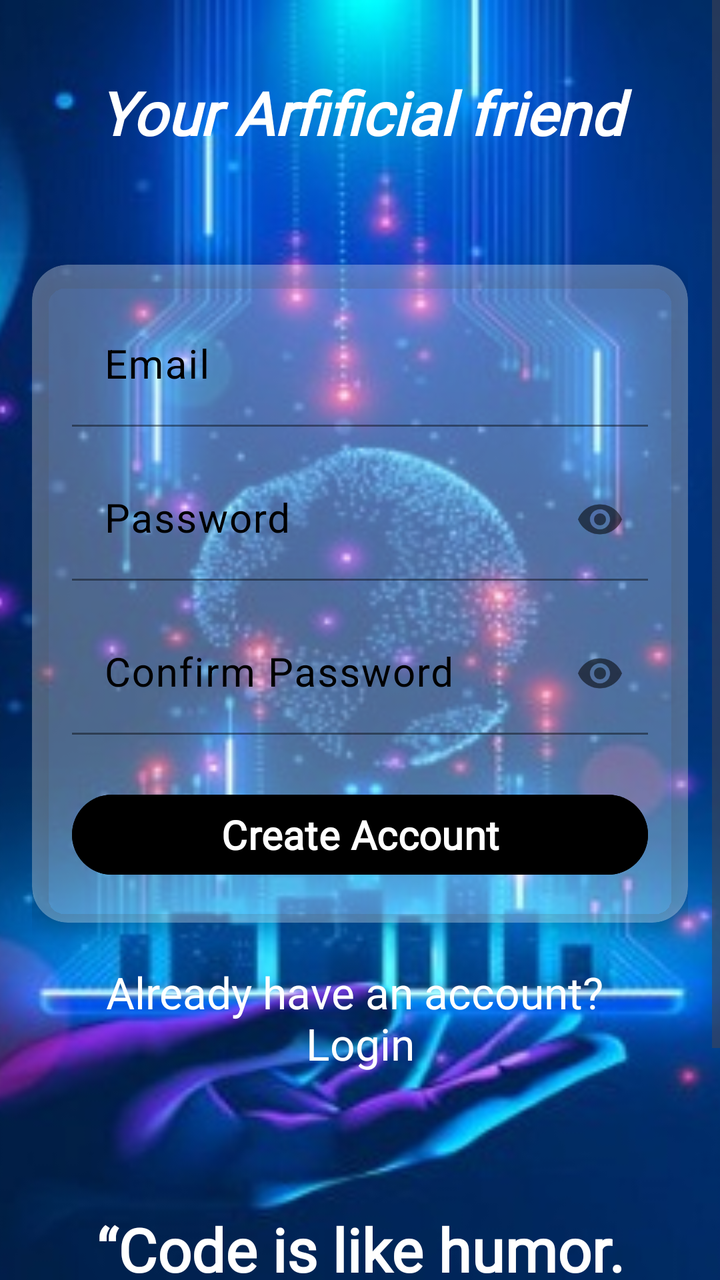
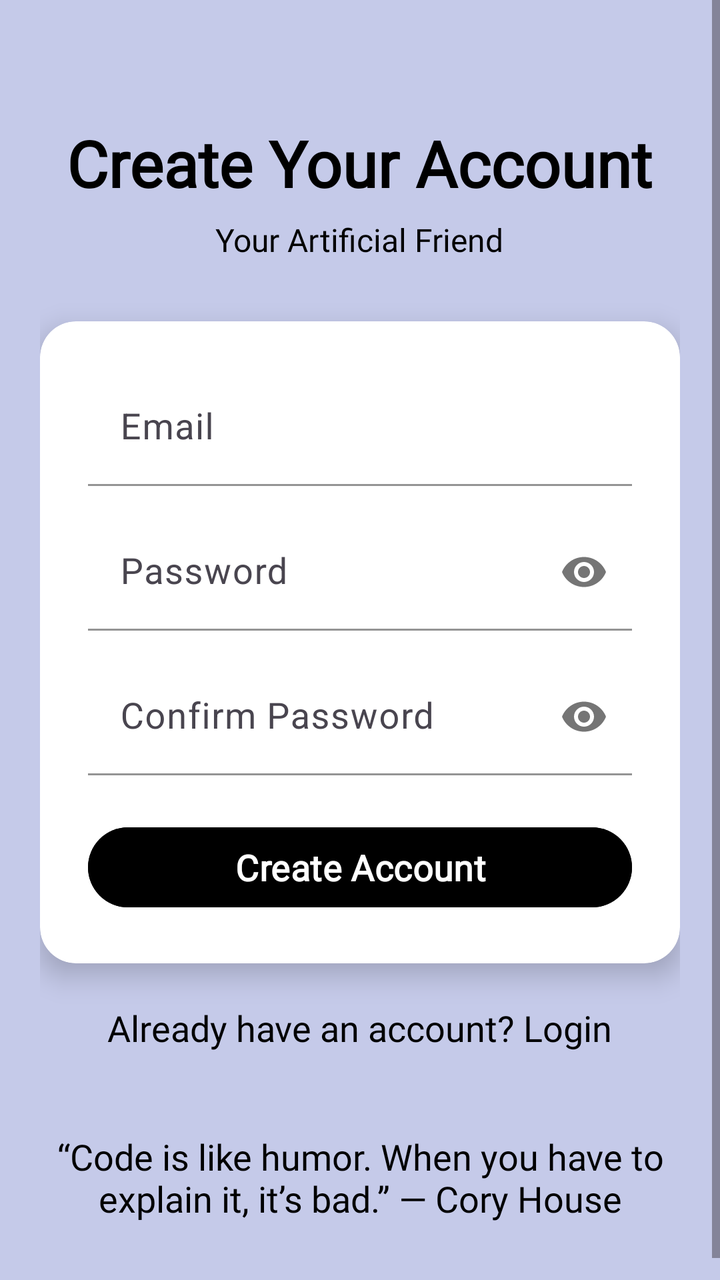

Screens rendered from an Android XML layout before and after an edit, with the pre-edit source and the edit as a unified diff.
<!-- AndroidManifest.xml: application theme Theme.Demolition -->
<!-- res/layout/activity_signup.xml -->
<?xml version="1.0" encoding="utf-8"?>
<FrameLayout xmlns:android="http://schemas.android.com/apk/res/android"
    xmlns:app="http://schemas.android.com/apk/res-auto"
    xmlns:tools="http://schemas.android.com/tools"
    android:layout_width="match_parent"
    android:layout_height="match_parent"
    tools:context=".Signup">
    <ImageView
        android:id="@+id/backgroundImage"
        android:layout_width="match_parent"
        android:layout_height="match_parent"
        android:scaleType="centerCrop"
        android:src="@drawable/animatedai1" />
    <View
        android:layout_width="match_parent"
        android:layout_height="match_parent" />
    <ScrollView
        android:layout_width="match_parent"
        android:layout_height="wrap_content">
        <LinearLayout
            android:id="@+id/main"
            android:layout_width="match_parent"
            android:layout_height="match_parent"
            android:orientation="vertical"
            android:padding="16dp"
            android:gravity="center_horizontal">
            <TextView
                android:id="@+id/Header"
                android:layout_width="match_parent"
                android:layout_height="wrap_content"
                android:layout_marginTop="20dp"
                android:layout_marginBottom="16dp"
                android:text="Your Arfificial friend"
                android:gravity="center"

                android:textColor="@color/white"
                android:textSize="30sp"
                android:fontFamily="@font/spacemono"
                android:textStyle="bold|italic"/>
            <androidx.cardview.widget.CardView
                android:id="@+id/cardView"
                android:layout_width="match_parent"
                android:layout_height="wrap_content"
                android:layout_marginTop="40dp"
                app:cardBackgroundColor="#4DFFFFFF"
                app:cardCornerRadius="18dp"
                app:cardElevation="6dp">
                <LinearLayout
                    android:layout_width="match_parent"
                    android:layout_height="wrap_content"
                    android:orientation="vertical"
                    android:padding="20dp">
                    <com.google.android.material.textfield.TextInputLayout
                        android:layout_width="match_parent"
                        android:layout_height="wrap_content"
                        android:layout_marginBottom="16dp"
                        android:hint="Email"
                        app:boxBackgroundMode="filled"
                        app:boxStrokeColor="#00D9FF"
                        app:boxStrokeWidth="1dp"
                        app:boxStrokeWidthFocused="2dp"
                        app:counterTextColor="@color/black"
                        app:hintTextColor="@color/black"
                        android:textColorHint="@color/black">
                        <com.google.android.material.textfield.TextInputEditText
                            android:id="@+id/editTextEmail"
                            android:layout_width="match_parent"
                            android:layout_height="wrap_content"
                            android:inputType="textEmailAddress"
                            android:textColor="#000000"
                            app:counterTextColor="@color/black"
                            app:hintTextColor="@color/black"
                            android:textSize="20sp"
                            android:backgroundTint="@android:color/transparent"
                            android:textColorHint="@color/black" />
                    </com.google.android.material.textfield.TextInputLayout>
                    <com.google.android.material.textfield.TextInputLayout
                        android:layout_width="match_parent"
                        android:layout_height="wrap_content"
                        android:layout_marginBottom="16dp"
                        android:hint="Password"
                        app:boxBackgroundMode="filled"
                        app:boxStrokeColor="#00D9FF"
                        app:boxStrokeWidth="1dp"
                        app:boxStrokeWidthFocused="2dp"
                        app:counterTextColor="@color/black"
                        app:hintTextColor="@color/black"
                        android:textColorHint="@color/black"
                        app:passwordToggleEnabled="true">

                        <com.google.android.material.textfield.TextInputEditText
                            android:id="@+id/editTextPassword"
                            android:layout_width="match_parent"
                            android:layout_height="wrap_content"
                            android:inputType="textPassword"
                            android:textColor="#000000"
                            app:counterTextColor="@color/black"
                            app:hintTextColor="@color/black"
                            android:textSize="20sp"
                            android:backgroundTint="@android:color/transparent"
                            android:textColorHint="@color/black" />
                    </com.google.android.material.textfield.TextInputLayout>
                    <com.google.android.material.textfield.TextInputLayout
                        android:layout_width="match_parent"
                        android:layout_height="wrap_content"
                        android:layout_marginBottom="16dp"
                        android:hint="Confirm Password"
                        app:boxBackgroundMode="filled"
                        app:boxStrokeColor="#00D9FF"
                        app:boxStrokeWidth="1dp"
                        app:boxStrokeWidthFocused="2dp"
                        app:counterTextColor="@color/black"
                        app:hintTextColor="@color/black"
                        android:textColorHint="@color/black"
                        app:passwordToggleEnabled="true">
                        <com.google.android.material.textfield.TextInputEditText
                            android:id="@+id/editTextConfirmPassword"
                            android:layout_width="match_parent"
                            android:layout_height="wrap_content"
                            android:inputType="textPassword"
                            android:textColor="#000000"
                            app:counterTextColor="@color/black"
                            app:hintTextColor="@color/black"
                            android:textSize="20sp"
                            android:backgroundTint="@android:color/transparent"
                            android:textColorHint="@color/black" />
                    </com.google.android.material.textfield.TextInputLayout>
                    <Button
                        android:id="@+id/btnSignUp"
                        android:layout_width="match_parent"
                        android:layout_height="wrap_content"
                        android:layout_marginTop="10dp"
                        android:backgroundTint="@color/black"
                        android:elevation="2dp"
                        android:fontFamily="@font/spacemono"
                        android:text="Create Account"
                        android:textColor="@color/white"
                        android:textSize="20sp"
                        android:textStyle="bold" />
                </LinearLayout>
            </androidx.cardview.widget.CardView>
            <TextView
                android:id="@+id/loginText"
                android:layout_width="match_parent"
                android:layout_height="wrap_content"
                android:layout_marginTop="20dp"
                android:layout_marginBottom="8dp"
                android:text="Already have an account? \nLogin"
                android:gravity="center"
                android:textColor="@color/white"
                android:textSize="22sp"
                android:fontFamily="@font/spacemono" />
            <TextView
                android:id="@+id/footerText"
                android:layout_width="match_parent"
                android:layout_height="wrap_content"
                android:layout_marginTop="60dp"
                android:layout_marginBottom="16dp"
                android:text="“Code is like humor. When you have to explain it, it’s bad.” – Cory House"
                android:gravity="center"
                android:textColor="@color/white"
                android:textStyle="bold"
                android:textSize="30sp"
                android:fontFamily="@font/spacemono" />
        </LinearLayout>
    </ScrollView>
</FrameLayout>
<!-- resources referenced by this layout -->
<resources>
  <color name="black">#FF000000</color>
  <color name="white">#FFFFFFFF</color>
  <!-- drawable animatedai1: jpg bitmap (drawable, 55624 bytes) -->
  <style name="Theme.Demolition" parent="Base.Theme.Demolition" />
  <style name="Base.Theme.Demolition" parent="Theme.Material3.DayNight.NoActionBar">
          
          
      </style>
</resources>

<!-- the commit's change to res/layout/activity_signup.xml (unified diff, before → after) -->
@@ -4,164 +4,158 @@
     xmlns:tools="http://schemas.android.com/tools"
     android:layout_width="match_parent"
     android:layout_height="match_parent"
+    android:background="@color/ai_bubble_end"
     tools:context=".Signup">
-    <ImageView
-        android:id="@+id/backgroundImage"
+
+    <ScrollView
         android:layout_width="match_parent"
         android:layout_height="match_parent"
-        android:scaleType="centerCrop"
-        android:src="@drawable/animatedai1" />
-    <View
-        android:layout_width="match_parent"
-        android:layout_height="match_parent" />
-    <ScrollView
-        android:layout_width="match_parent"
-        android:layout_height="wrap_content">
+        android:fillViewport="true">
+
         <LinearLayout
-            android:id="@+id/main"
             android:layout_width="match_parent"
-            android:layout_height="match_parent"
+            android:layout_height="wrap_content"
             android:orientation="vertical"
-            android:padding="16dp"
+            android:padding="20dp"
             android:gravity="center_horizontal">
+
+            
             <TextView
                 android:id="@+id/Header"
-                android:layout_width="match_parent"
+                android:layout_width="wrap_content"
                 android:layout_height="wrap_content"
-                android:layout_marginTop="20dp"
-                android:layout_marginBottom="16dp"
-                android:text="Your Arfificial friend"
-                android:gravity="center"
+                android:layout_marginTop="40dp"
+                android:text="Create Your Account"
+                android:textColor="@color/black"
+                android:textSize="32sp"
+                android:textStyle="bold"
+                android:fontFamily="@font/spacemono" />
 
-                android:textColor="@color/white"
-                android:textSize="30sp"
-                android:fontFamily="@font/spacemono"
-                android:textStyle="bold|italic"/>
+            
+            <TextView
+                android:layout_width="wrap_content"
+                android:layout_height="wrap_content"
+                android:text="Your Artificial Friend"
+                android:textColor="@color/black"
+                android:textSize="16sp"
+                android:layout_marginTop="6dp"
+                android:fontFamily="@font/spacemono" />
+
+            
             <androidx.cardview.widget.CardView
                 android:id="@+id/cardView"
                 android:layout_width="match_parent"
                 android:layout_height="wrap_content"
-                android:layout_marginTop="40dp"
-                app:cardBackgroundColor="#4DFFFFFF"
+                android:layout_marginTop="30dp"
+                app:cardBackgroundColor="#FFFFFFFF"
                 app:cardCornerRadius="18dp"
-                app:cardElevation="6dp">
+                app:cardElevation="8dp">
+
                 <LinearLayout
                     android:layout_width="match_parent"
                     android:layout_height="wrap_content"
                     android:orientation="vertical"
-                    android:padding="20dp">
+                    android:padding="24dp">
+
+                    
                     <com.google.android.material.textfield.TextInputLayout
                         android:layout_width="match_parent"
                         android:layout_height="wrap_content"
-                        android:layout_marginBottom="16dp"
+                        android:layout_marginBottom="14dp"
                         android:hint="Email"
                         app:boxBackgroundMode="filled"
                         app:boxStrokeColor="#00D9FF"
                         app:boxStrokeWidth="1dp"
-                        app:boxStrokeWidthFocused="2dp"
-                        app:counterTextColor="@color/black"
-                        app:hintTextColor="@color/black"
-                        android:textColorHint="@color/black">
+                        app:boxStrokeWidthFocused="2dp">
+
                         <com.google.android.material.textfield.TextInputEditText
                             android:id="@+id/editTextEmail"
                             android:layout_width="match_parent"
                             android:layout_height="wrap_content"
-                            android:inputType="textEmailAddress"
-                            android:textColor="#000000"
-                            app:counterTextColor="@color/black"
-                            app:hintTextColor="@color/black"
-                            android:textSize="20sp"
-                            android:backgroundTint="@android:color/transparent"
-                            android:textColorHint="@color/black" />
+                            android:textColor="#000"
+                            android:textSize="18sp"
+                            android:backgroundTint="@android:color/transparent" />
                     </com.google.android.material.textfield.TextInputLayout>
+
+                    
                     <com.google.android.material.textfield.TextInputLayout
                         android:layout_width="match_parent"
                         android:layout_height="wrap_content"
-                        android:layout_marginBottom="16dp"
+                        android:layout_marginBottom="14dp"
                         android:hint="Password"
                         app:boxBackgroundMode="filled"
-                        app:boxStrokeColor="#00D9FF"
-                        app:boxStrokeWidth="1dp"
-                        app:boxStrokeWidthFocused="2dp"
-                        app:counterTextColor="@color/black"
-                        app:hintTextColor="@color/black"
-                        android:textColorHint="@color/black"
-                        app:passwordToggleEnabled="true">
+                        app:passwordToggleEnabled="true"
+                        app:boxStrokeColor="#00D9FF">
 
                         <com.google.android.material.textfield.TextInputEditText
                             android:id="@+id/editTextPassword"
                             android:layout_width="match_parent"
                             android:layout_height="wrap_content"
                             android:inputType="textPassword"
-                            android:textColor="#000000"
-                            app:counterTextColor="@color/black"
-                            app:hintTextColor="@color/black"
-                            android:textSize="20sp"
-                            android:backgroundTint="@android:color/transparent"
-                            android:textColorHint="@color/black" />
+                            android:textColor="#000"
+                            android:textSize="18sp"
+                            android:backgroundTint="@android:color/transparent" />
                     </com.google.android.material.textfield.TextInputLayout>
+
+                    
                     <com.google.android.material.textfield.TextInputLayout
                         android:layout_width="match_parent"
                         android:layout_height="wrap_content"
-                        android:layout_marginBottom="16dp"
+                        android:layout_marginBottom="22dp"
                         android:hint="Confirm Password"
                         app:boxBackgroundMode="filled"
-                        app:boxStrokeColor="#00D9FF"
-                        app:boxStrokeWidth="1dp"
-                        app:boxStrokeWidthFocused="2dp"
-                        app:counterTextColor="@color/black"
-                        app:hintTextColor="@color/black"
-                        android:textColorHint="@color/black"
-                        app:passwordToggleEnabled="true">
+                        app:passwordToggleEnabled="true"
+                        app:boxStrokeColor="#00D9FF">
+
                         <com.google.android.material.textfield.TextInputEditText
                             android:id="@+id/editTextConfirmPassword"
                             android:layout_width="match_parent"
                             android:layout_height="wrap_content"
                             android:inputType="textPassword"
-                            android:textColor="#000000"
-                            app:counterTextColor="@color/black"
-                            app:hintTextColor="@color/black"
-                            android:textSize="20sp"
-                            android:backgroundTint="@android:color/transparent"
-                            android:textColorHint="@color/black" />
+                            android:textColor="#000"
+                            android:textSize="18sp"
+                            android:backgroundTint="@android:color/transparent" />
                     </com.google.android.material.textfield.TextInputLayout>
+
+                    
                     <Button
                         android:id="@+id/btnSignUp"
                         android:layout_width="match_parent"
                         android:layout_height="wrap_content"
-                        android:layout_marginTop="10dp"
                         android:backgroundTint="@color/black"
-                        android:elevation="2dp"
-                        android:fontFamily="@font/spacemono"
                         android:text="Create Account"
                         android:textColor="@color/white"
-                        android:textSize="20sp"
+                        android:textSize="18sp"
+                        android:fontFamily="@font/spacemono"
                         android:textStyle="bold" />
+
                 </LinearLayout>
             </androidx.cardview.widget.CardView>
+
+            
             <TextView
                 android:id="@+id/loginText"
-                android:layout_width="match_parent"
+                android:layout_width="wrap_content"
                 android:layout_height="wrap_content"
                 android:layout_marginTop="20dp"
-                android:layout_marginBottom="8dp"
-                android:text="Already have an account? \nLogin"
-                android:gravity="center"
-                android:textColor="@color/white"
-                android:textSize="22sp"
+                android:text="Already have an account? Login"
+                android:textSize="18sp"
+                android:textColor="@color/black"
                 android:fontFamily="@font/spacemono" />
+
+            
             <TextView
                 android:id="@+id/footerText"
                 android:layout_width="match_parent"
                 android:layout_height="wrap_content"
-                android:layout_marginTop="60dp"
-                android:layout_marginBottom="16dp"
-                android:text="“Code is like humor. When you have to explain it, it’s bad.” – Cory House"
+                android:layout_marginTop="40dp"
+                android:layout_marginBottom="20dp"
+                android:text="“Code is like humor. When you have to explain it, it’s bad.” — Cory House"
                 android:gravity="center"
-                android:textColor="@color/white"
-                android:textStyle="bold"
-                android:textSize="30sp"
+                android:textColor="@color/black"
+                android:textSize="18sp"
                 android:fontFamily="@font/spacemono" />
+
         </LinearLayout>
     </ScrollView>
 </FrameLayout>
<!-- resource entries referenced after the edit -->
@@ -1,8 +1,8 @@
 <!-- resources referenced by this layout -->
 <resources>
+  <color name="ai_bubble_end">#C5CAE9</color>
   <color name="black">#FF000000</color>
   <color name="white">#FFFFFFFF</color>
-  <!-- drawable animatedai1: jpg bitmap (drawable, 55624 bytes) -->
   <style name="Theme.Demolition" parent="Base.Theme.Demolition" />
   <style name="Base.Theme.Demolition" parent="Theme.Material3.DayNight.NoActionBar">
           
